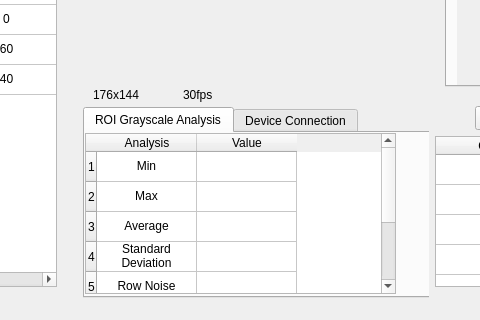
First picture: the form in mainwindow.ui, repository yuranxue272181/WPIMQP, before the edit; both pictures show x 144 to 624 and y 262 to 582 of the 800 by 582 pixel window.
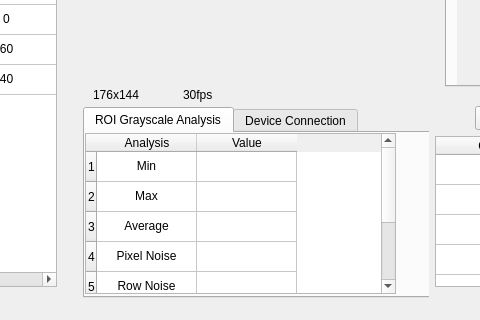
Second picture: the form after the edit.

Patch:
```diff
--- a/mainwindow.ui
+++ b/mainwindow.ui
@@ -233,6 +233,9 @@
        </property>
       </item>
       <item row="0" column="1">
+       <property name="text">
+        <string/>
+       </property>
        <property name="textAlignment">
         <set>AlignCenter</set>
        </property>
@@ -246,6 +249,9 @@
        </property>
       </item>
       <item row="1" column="1">
+       <property name="text">
+        <string/>
+       </property>
        <property name="textAlignment">
         <set>AlignCenter</set>
        </property>
@@ -268,7 +274,7 @@
       </item>
       <item row="3" column="0">
        <property name="text">
-        <string>Standard Deviation</string>
+        <string>Pixel Noise</string>
        </property>
        <property name="textAlignment">
         <set>AlignCenter</set>
@@ -316,7 +322,7 @@
       </item>
       <item row="6" column="0">
        <property name="text">
-        <string>Pixel Noise</string>
+        <string/>
        </property>
        <property name="textAlignment">
         <set>AlignCenter</set>
```
